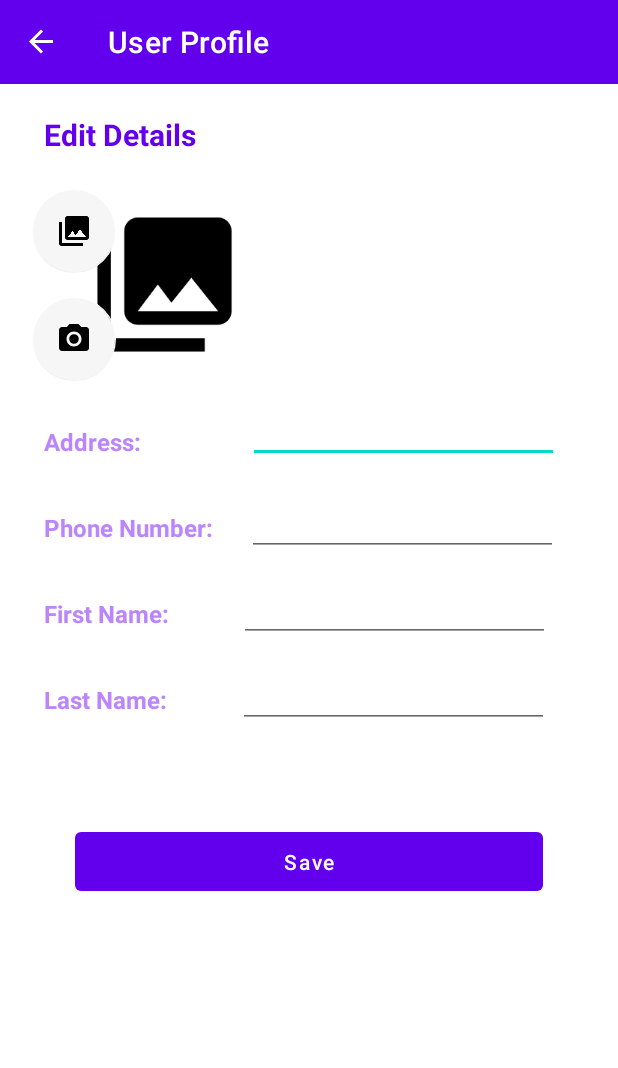
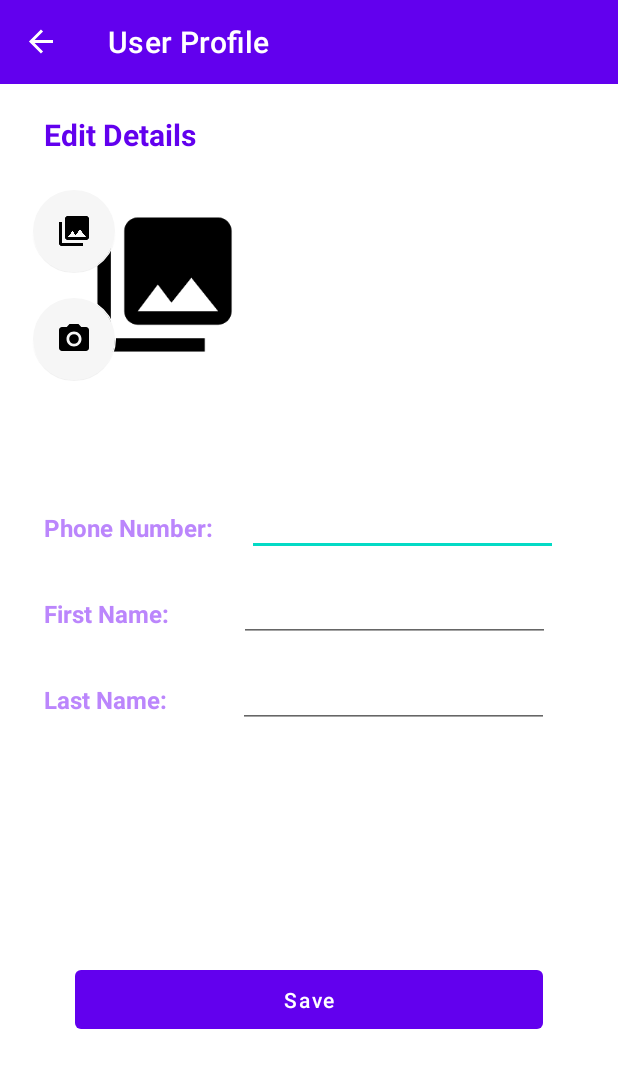
Before and after one commit to avrahamSilberg/android-final-project, an Android app: the EditUserDetailsFragment screen opened through its navigation route, after a tap on "Save", on a phone screen of 412 x 824 dp. Shown: the top 1068 px of the screen. Run offline under Robolectric (Android 15) with nearby library versions, the phone set to English and light mode, and no system bars; our stand-ins replace Firebase (no records; nobody signed in at launch, a user with empty details on screens opened directly), Picasso, navigation-ui; 6 statements that could not run were skipped.

Commit message:
fix user property

```diff
--- a/app/src/main/java/com/example/old2gold/fragments/EditUserDetailsFragment.java
+++ b/app/src/main/java/com/example/old2gold/fragments/EditUserDetailsFragment.java
@@ -42,9 +42,8 @@ public class EditUserDetailsFragment extends Fragment {
     String imageUrl, address, phoneNumber, firstName, lastName;
     private FloatingActionButton camBtn, galleryBtn;
     ImageView userImage;
-    TextInputEditText editAddress, editPhone, editFirstName, editLastName;
+    TextInputEditText editPhone, editFirstName, editLastName;
     Button saveUpdates;
-    TextInputLayout editAddressLayout;
     private ProgressBar progressBar;
     User currentUser;
 
@@ -60,7 +59,6 @@ public class EditUserDetailsFragment extends Fragment {
         progressBar.setVisibility(View.GONE);
 
         userImage = view.findViewById(R.id.user_edit_image);
-        editAddress = view.findViewById(R.id.user_edit_address);
         editPhone = view.findViewById(R.id.user_edit_phone);
         editFirstName = view.findViewById(R.id.user_edit_fname);
         editLastName = view.findViewById(R.id.user_edit_lname);
@@ -71,8 +69,6 @@ public class EditUserDetailsFragment extends Fragment {
         if (bundle != null) {
             currentUser = (User) bundle.getSerializable("user");
         }
-
-        editAddress.setText(currentUser.getAddress());
         editPhone.setText(currentUser.getPhoneNumber());
         editFirstName.setText(currentUser.getFirstName());
         editLastName.setText(currentUser.getLastName());
@@ -88,19 +84,16 @@ public class EditUserDetailsFragment extends Fragment {
         saveUpdates.setOnClickListener(new View.OnClickListener() {
             @Override
             public void onClick(View view) {
-
-                String address = editAddress.getText().toString();
                 String firstName = editFirstName.getText().toString();
                 String lastName = editLastName.getText().toString();
                 String phoneNumber = editPhone.getText().toString();
 
                 Activity activity = getActivity();
 
-                if (TextUtils.isEmpty(address) || TextUtils.isEmpty(lastName) || TextUtils.isEmpty(firstName) || TextUtils.isEmpty(phoneNumber)) {
+                if (TextUtils.isEmpty(lastName) || TextUtils.isEmpty(firstName) || TextUtils.isEmpty(phoneNumber)) {
                     Toast.makeText(activity, "Please make sure all fields are filled", Toast.LENGTH_SHORT).show();
                 } else {
                     progressBar.setVisibility(View.VISIBLE);
-                    currentUser.setAddress(address);
                     currentUser.setFirstName(firstName);
                     currentUser.setLastName(lastName);
                     currentUser.setPhoneNumber(phoneNumber);
--- a/app/src/main/java/com/example/old2gold/fragments/UserProfileFragment.java
+++ b/app/src/main/java/com/example/old2gold/fragments/UserProfileFragment.java
@@ -20,7 +20,7 @@ import com.google.firebase.auth.FirebaseAuth;
 import com.squareup.picasso.Picasso;
 
 public class UserProfileFragment extends Fragment {
-    TextView email, phone, address, fullUserName,productsTitle, favoritesTitle;
+    TextView email, phone, fullUserName,productsTitle, favoritesTitle;
     ImageButton userFavorites, userProducts, editDetails;
     ImageView userImage;
     User currentUser;
@@ -34,7 +34,6 @@ public class UserProfileFragment extends Fragment {
         fullUserName = view.findViewById(R.id.full_user_name);
         email = view.findViewById(R.id.email_txt);
         phone = view.findViewById(R.id.phone_txt);
-        address = view.findViewById(R.id.address_txt);
         userFavorites = view.findViewById(R.id.user_favorites);
         userProducts = view.findViewById(R.id.user_products);
         userImage = view.findViewById(R.id.user_image);
@@ -49,7 +48,6 @@ public class UserProfileFragment extends Fragment {
         }
         email.setText(currentUser.getEmail());
         phone.setText(currentUser.getPhoneNumber());
-        address.setText(currentUser.getAddress());
         fullUserName.setText(currentUser.getFirstName() + " " + currentUser.getLastName());
 
 
--- a/app/src/main/java/com/example/old2gold/model/User.java
+++ b/app/src/main/java/com/example/old2gold/model/User.java
@@ -80,7 +80,6 @@ public class User implements Serializable  {
         json.put("lastName", lastName);
         json.put("email", email);
         json.put("phoneNumber", phoneNumber);
-        json.put("address", address);
         json.put("userImageUrl", userImageUrl);
         json.put("favoriteProducts", Collections.emptyList());
         return json;
--- a/app/src/main/res/layout/fragment_edit_user_details.xml
+++ b/app/src/main/res/layout/fragment_edit_user_details.xml
@@ -91,7 +91,7 @@
         android:layout_height="wrap_content"
         android:layout_marginStart="8dp"
         android:layout_marginTop="40dp"
-        android:text="Address:"
+        android:text=""
         android:textColor="@color/purple_200"
         android:textSize="16sp"
         android:textStyle="bold"
@@ -100,18 +100,6 @@
         app:layout_constraintStart_toStartOf="@+id/guideline"
         app:layout_constraintTop_toBottomOf="@+id/user_edit_image" />
 
-    <com.google.android.material.textfield.TextInputEditText
-        android:id="@+id/user_edit_address"
-        android:layout_width="207dp"
-        android:layout_height="45dp"
-        android:layout_marginStart="50dp"
-        android:layout_marginTop="20dp"
-        android:inputType="text"
-        android:textColor="@color/black"
-        android:textSize="14sp"
-        app:layout_constraintEnd_toEndOf="@+id/guideline2"
-        app:layout_constraintStart_toEndOf="@+id/user_address"
-        app:layout_constraintTop_toBottomOf="@+id/user_edit_image" />
 
     <TextView
         android:id="@+id/user_phone"
@@ -209,17 +197,18 @@
         app:layout_constraintEnd_toEndOf="parent"
         app:layout_constraintStart_toStartOf="parent"
         app:layout_constraintTop_toTopOf="parent" />
+
     <Button
         android:id="@+id/save_updates"
         android:layout_width="match_parent"
         android:layout_height="51dp"
         android:layout_marginLeft="50dp"
         android:layout_marginRight="50dp"
-        android:layout_marginBottom="224dp"
+        android:layout_marginBottom="132dp"
         android:text="Save"
         android:textAllCaps="false"
         app:layout_constraintBottom_toBottomOf="parent"
         app:layout_constraintEnd_toStartOf="@+id/guideline2"
-        app:layout_constraintHorizontal_bias="0.56"
+        app:layout_constraintHorizontal_bias="0.466"
         app:layout_constraintStart_toStartOf="@+id/guideline" />
 </androidx.constraintlayout.widget.ConstraintLayout>
--- a/app/src/main/res/layout/fragment_user_profile.xml
+++ b/app/src/main/res/layout/fragment_user_profile.xml
@@ -187,7 +187,7 @@
             android:layout_height="wrap_content"
             android:layout_marginStart="8dp"
             android:layout_marginTop="16dp"
-            android:text="Address:"
+            android:text=""
             android:textColor="@color/purple_200"
             android:textSize="18sp"
             android:textStyle="bold"
@@ -200,7 +200,6 @@
             android:layout_height="wrap_content"
             android:layout_marginStart="8dp"
             android:layout_marginLeft="8dp"
-
             android:textColor="@color/purple_200"
             android:textSize="16sp"
             app:layout_constraintBaseline_toBaselineOf="@+id/user_address"
```
Also changed, not shown: app/src/main/java/com/example/old2gold/RegisterActivity.java (+3 -5 lines), app/src/main/res/layout/activity_register.xml (+9 -9 lines).
